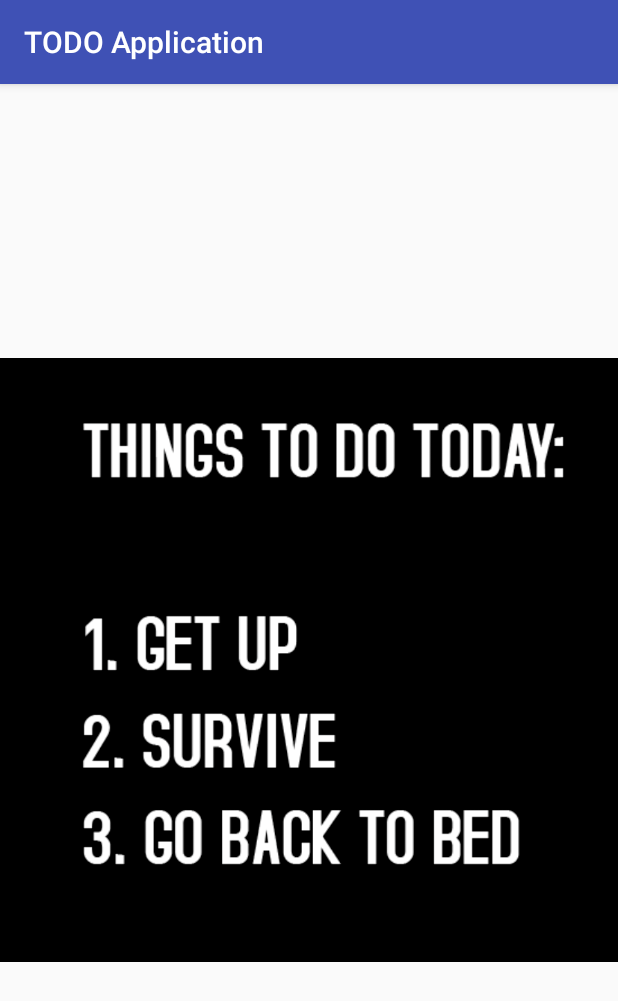
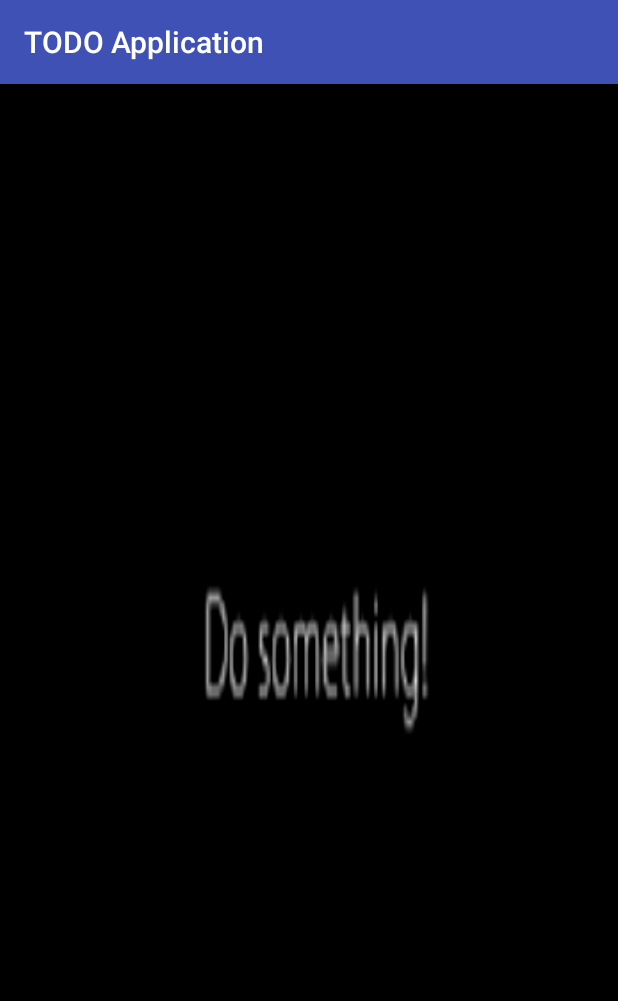
Before and after one commit to Pronoy999/TODOApplication, an Android app: the SplashScreen screen opened directly, with no data from a screen before it, on a phone screen of 412 x 824 dp. Shown: the top 1001 px of the screen. Run offline under Robolectric (Android 15) with nearby library versions, the phone set to English and light mode, and no system bars.

Commit message:
Added Splash screen image.

```diff
--- a/app/src/main/res/layout/activity_splash_screen.xml
+++ b/app/src/main/res/layout/activity_splash_screen.xml
@@ -8,7 +8,7 @@
     <android.support.v7.widget.AppCompatImageView
         android:layout_width="match_parent"
         android:layout_height="match_parent"
-        android:src="@drawable/splash_screen_img"
-        android:scaleType="fitCenter"
+        android:src="@drawable/splash_img"
+        android:scaleType="fitXY"
         />
 </android.support.constraint.ConstraintLayout>
```
Also changed, not shown: app/src/main/res/drawable/splash_img.png (added), app/src/main/res/drawable/splash_screen_img.png (deleted).
